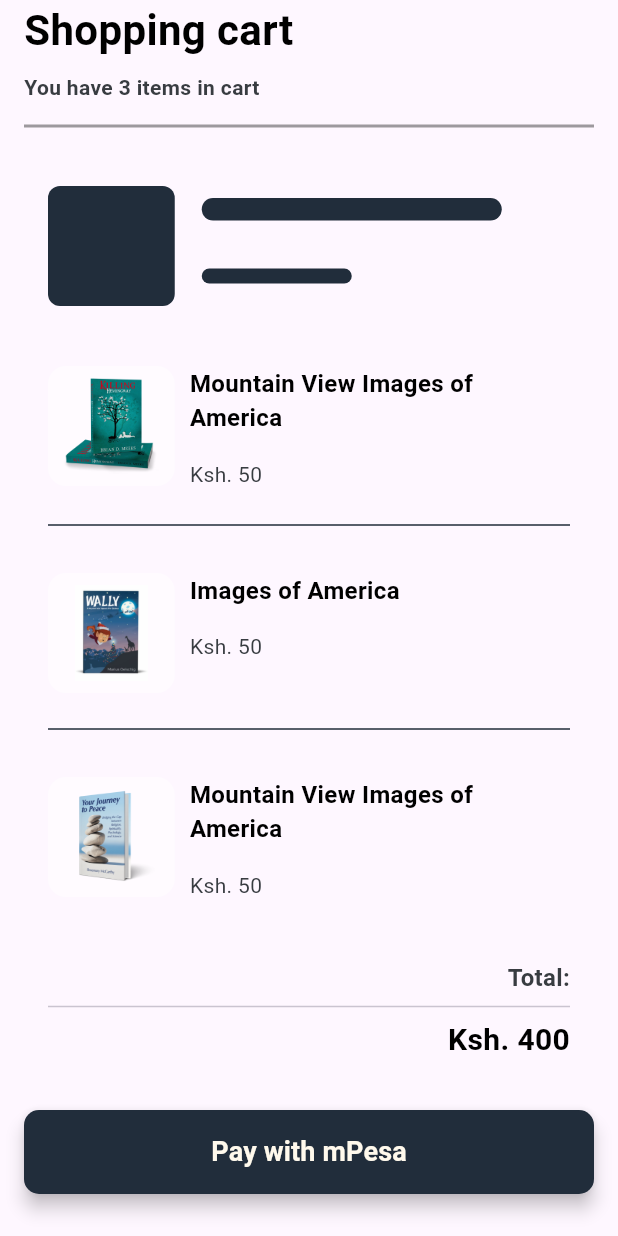
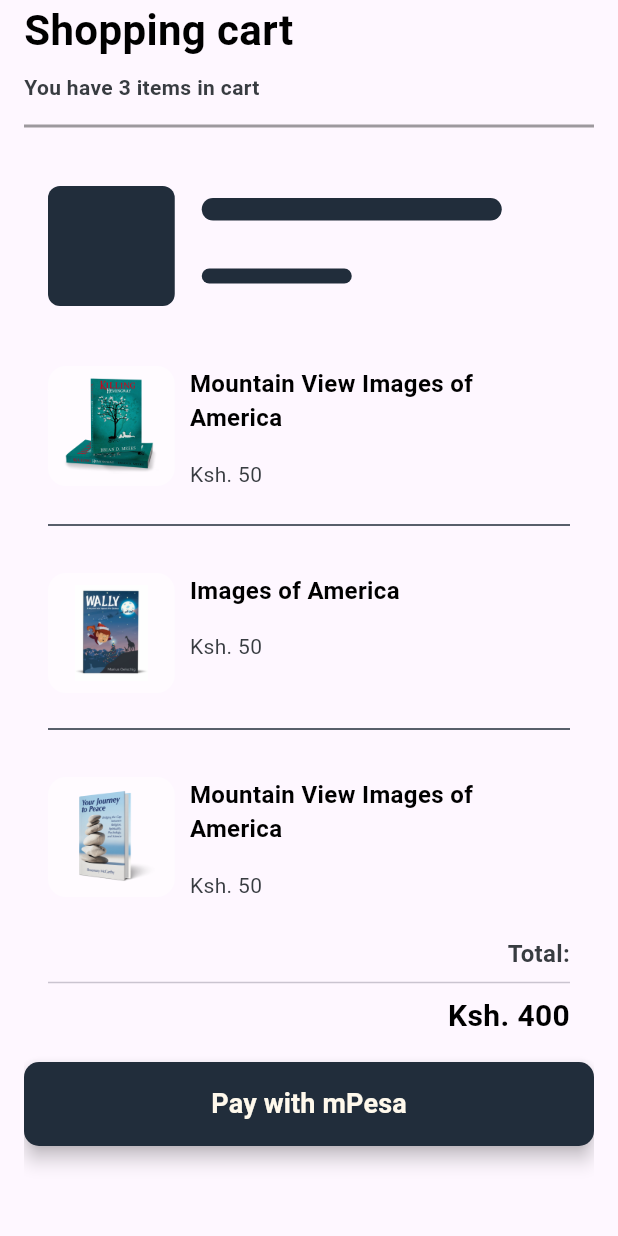
Before and after one commit to owidi-001/Mest, a Flutter app: the CartScreen widget shown alone on an empty page, opened directly, on a phone screen of 412 x 824 dp. Run offline on Flutter 3.47's test engine with Material 3 defaults, Android fonts, the phone set to English and light mode, and no system bars; drawn by our look-alikes of shimmer; our stand-ins replace date_picker_timeline, flutter_riverpod, font_awesome_flutter, freezed_annotation, go_router, settings_ui and 3 more; missing offline and left inert: matrix4_transform; accounts and stored records are empty; Roboto replaces fonts that are missing (poppins).

Commit message:
Cart screen ui update

```diff
--- a/lib/features/dashboard/cart/cart.dart
+++ b/lib/features/dashboard/cart/cart.dart
@@ -99,11 +99,11 @@ class _CartScreenState extends ConsumerState<CartScreen> {
                     }), childCount: provider.length),
                   ),
                 ),
-          SliverFillRemaining(
+          SliverToBoxAdapter(
             child: Column(
               children: [
                 Container(
-                  padding: const EdgeInsets.all(PADDING),
+                  padding: const EdgeInsets.symmetric(horizontal: PADDING),
                   decoration: const BoxDecoration(),
                   child: Column(
                     crossAxisAlignment: CrossAxisAlignment.end,
@@ -137,7 +137,7 @@ class _CartScreenState extends ConsumerState<CartScreen> {
                   background: AppTheme.dark,
                 ),
 
-                SizedBox(height: PADDING * 5),
+                const SizedBox(height: PADDING * 5),
               ],
             ),
           ),
--- a/lib/features/dashboard/home/widgets/boot_info.dart
+++ b/lib/features/dashboard/home/widgets/boot_info.dart
@@ -132,12 +132,12 @@ class SnippetViewContent extends StatelessWidget {
           ),
           RichText(
             text: TextSpan(
-              style: const TextStyle(color: AppTheme.dark),
+              style: AppFont.normal,
               children: [
                 const TextSpan(text: "Author\n"),
                 TextSpan(
                   text: "${product.author}",
-                  style: AppFont.subtitle,
+                  style: AppFont.subtitle.copyWith(fontSize: PADDING),
                 )
               ],
             ),
@@ -155,7 +155,7 @@ class SnippetViewContent extends StatelessWidget {
           ),
 
           AppButton(
-            title: "Buy",
+            title: "Add to cart",
             onTap: () {},
             background: Colors.blueGrey,
           ),
--- a/lib/features/dashboard/widgets/dashboard.dart
+++ b/lib/features/dashboard/widgets/dashboard.dart
@@ -26,15 +26,15 @@ class _BaseScaffoldState extends ConsumerState<BaseScaffold>
 
   List<Widget> screens = [
     const HomeScreen(),
+    const CartScreen(), // Cart
     const Reads(), // Change to books read and saved screens
-    const CartScreen(), // Cart
     const Journal() // Statistics : Books read, saved, bought, read time, target and profile details
   ];
 
   List<IconData> tabItems = List.of([
     Icons.dashboard_rounded,
+    FontAwesomeIcons.bagShopping,
     CupertinoIcons.news_solid,
-    FontAwesomeIcons.bagShopping,
     FontAwesomeIcons.sliders
   ]);
 
```
Also changed, not shown: lib/features/dashboard/home/widgets/book_snippet.dart (+14 -8 lines).
